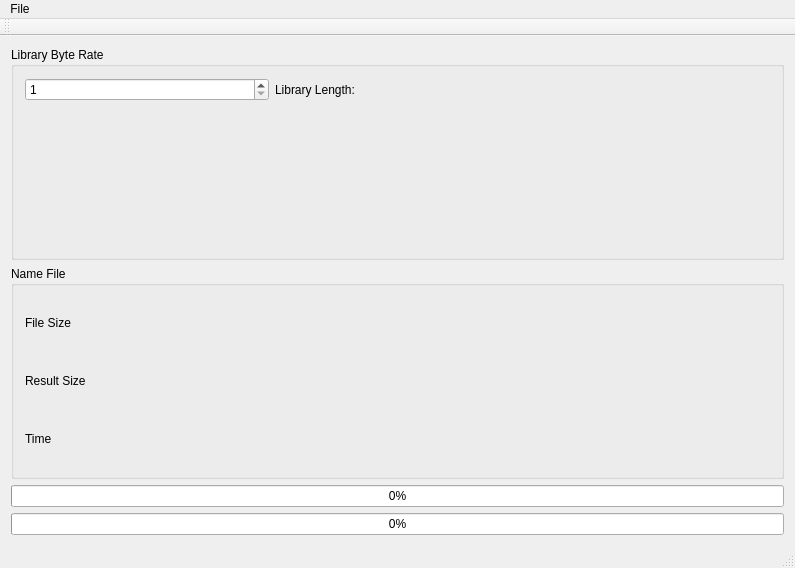
The window that LZW_Compressor/mainwindow.ui (inffire/LZW) describes before a commit, drawn with Qt 5.
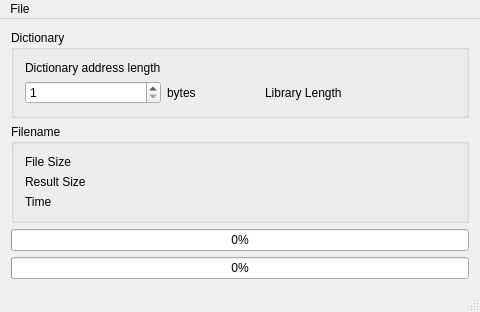
The same window after the commit.

Commit message: increase perfomance

Diff of the .ui file:
```diff
--- a/LZW_Compressor/mainwindow.ui
+++ b/LZW_Compressor/mainwindow.ui
@@ -6,8 +6,8 @@
    <rect>
     <x>0</x>
     <y>0</y>
-    <width>795</width>
-    <height>568</height>
+    <width>480</width>
+    <height>294</height>
    </rect>
   </property>
   <property name="windowTitle">
@@ -25,7 +25,7 @@
     <item row="1" column="0">
      <widget class="QGroupBox" name="groupBox">
       <property name="title">
-       <string>Name File</string>
+       <string>Filename</string>
       </property>
       <layout class="QGridLayout" name="gridLayout_2">
        <item row="0" column="0">
@@ -83,24 +83,24 @@
     <item row="0" column="0">
      <widget class="QGroupBox" name="groupBox_2">
       <property name="title">
-       <string>Library Byte Rate</string>
+       <string>Dictionary</string>
       </property>
       <layout class="QGridLayout" name="gridLayout_3">
-       <item row="0" column="2">
-        <widget class="QLabel" name="label_LibraryLength_text">
-         <property name="text">
-          <string>Library Length:</string>
-         </property>
-        </widget>
-       </item>
-       <item row="1" column="1">
-        <widget class="QLabel" name="label">
-         <property name="text">
-          <string/>
-         </property>
-        </widget>
-       </item>
        <item row="0" column="1">
+        <widget class="QLabel" name="label_dictAddressLength_text">
+         <property name="text">
+          <string>Dictionary address length</string>
+         </property>
+        </widget>
+       </item>
+       <item row="1" column="4">
+        <widget class="QLabel" name="label_LibraryLength_value">
+         <property name="text">
+          <string/>
+         </property>
+        </widget>
+       </item>
+       <item row="1" column="1">
         <widget class="QDoubleSpinBox" name="doubleSpinBox_LibraryByteRate">
          <property name="decimals">
           <number>0</number>
@@ -113,10 +113,17 @@
          </property>
         </widget>
        </item>
-       <item row="0" column="3">
-        <widget class="QLabel" name="label_LibraryLength_value">
+       <item row="1" column="3">
+        <widget class="QLabel" name="label_LibraryLength_text">
          <property name="text">
-          <string/>
+          <string>Library Length</string>
+         </property>
+        </widget>
+       </item>
+       <item row="1" column="2">
+        <widget class="QLabel" name="label_dictNote1_text">
+         <property name="text">
+          <string>bytes</string>
          </property>
         </widget>
        </item>
@@ -130,8 +137,8 @@
     <rect>
      <x>0</x>
      <y>0</y>
-     <width>795</width>
-     <height>26</height>
+     <width>480</width>
+     <height>21</height>
     </rect>
    </property>
    <widget class="QMenu" name="menuFile">
@@ -144,14 +151,6 @@
    </widget>
    <addaction name="menuFile"/>
   </widget>
-  <widget class="QToolBar" name="mainToolBar">
-   <attribute name="toolBarArea">
-    <enum>TopToolBarArea</enum>
-   </attribute>
-   <attribute name="toolBarBreak">
-    <bool>false</bool>
-   </attribute>
-  </widget>
   <widget class="QStatusBar" name="statusBar"/>
   <action name="actionOpen">
    <property name="text">
```
Left out of the diff: 30 changed lines with no effect on the pictures. The commit also changes 2 other files.
